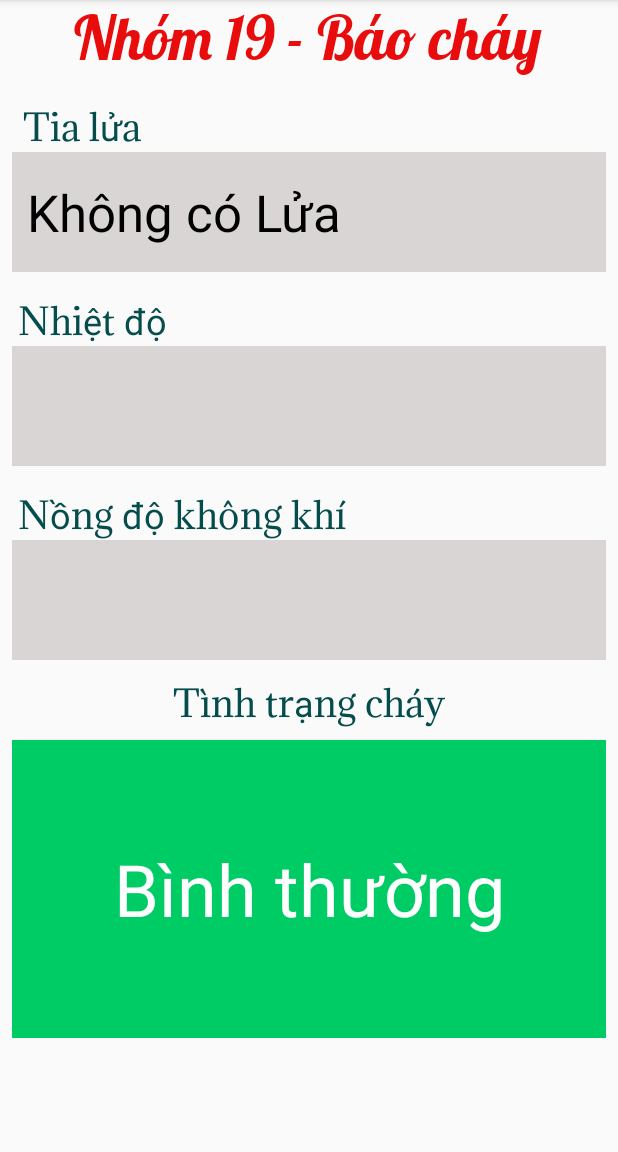
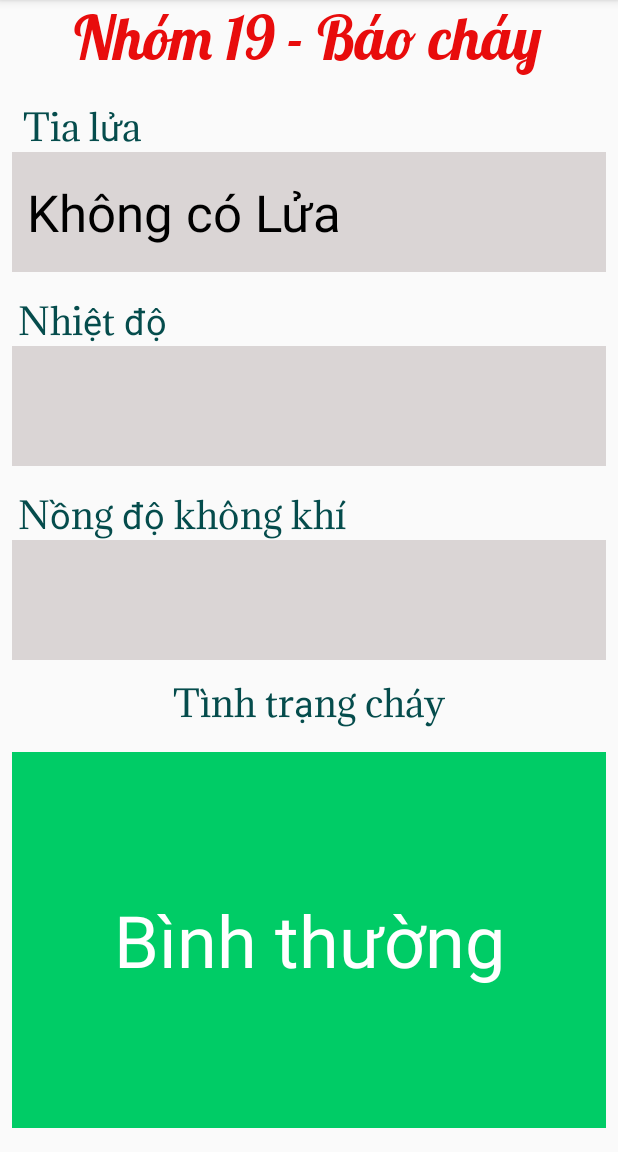
Before and after one commit to AnhTr14/FlameAlert, an Android app: the screen it shows after launch (MainActivity), on a phone screen of 412 x 824 dp, the part 84-1236 px from its top. Run offline under Robolectric (Android 15) with nearby library versions, the phone set to English and light mode, and no system bars; our stand-ins replace Firebase (no records; nobody signed in at launch, a user with empty details on screens opened directly); Roboto replaces fonts that are not available here; 4 statements that could not run were skipped.

Commit message:
Final-APP
Final

```diff
--- a/app/src/main/AndroidManifest.xml
+++ b/app/src/main/AndroidManifest.xml
@@ -3,6 +3,7 @@
     xmlns:tools="http://schemas.android.com/tools">
 
     <application
+        android:name=".Myapp"
         android:allowBackup="true"
         android:dataExtractionRules="@xml/data_extraction_rules"
         android:fullBackupContent="@xml/backup_rules"
@@ -23,7 +24,8 @@
 
             <meta-data
                 android:name="android.app.lib_name"
-                android:value="" />
+                android:value=""
+                />
         </activity>
         <meta-data
             android:name="preloaded_fonts"
--- a/app/src/main/java/com/example/baochay/MainActivity.java
+++ b/app/src/main/java/com/example/baochay/MainActivity.java
@@ -2,7 +2,11 @@ package com.example.baochay;
 
 import androidx.annotation.NonNull;
 import androidx.appcompat.app.AppCompatActivity;
+import androidx.core.app.NotificationCompat;
 
+import android.app.Notification;
+import android.app.NotificationManager;
+import android.content.Context;
 import android.graphics.Color;
 import android.os.Bundle;
 import android.view.View;
@@ -17,9 +21,8 @@ import com.google.firebase.database.ValueEventListener;
 
 public class MainActivity extends AppCompatActivity {
 
+    private static final int NOTIFICATION_ID =1 ;
     TextView tvNhietdo, tvNongdokk, tvTialua,tvTinhtrangchay;
-    Button btnTatchuong;
-    Float Chuong;
     @Override
     protected void onCreate(Bundle savedInstanceState) {
         super.onCreate(savedInstanceState);
@@ -28,7 +31,7 @@ public class MainActivity extends AppCompatActivity {
         tvNongdokk=(TextView) findViewById(R.id.tv_nongdokk);
         tvTialua=(TextView) findViewById(R.id.tv_tialua);
         tvTinhtrangchay=(TextView) findViewById(R.id.tv_tinhtrang);
-        btnTatchuong=(Button)findViewById(R.id.btn_chuong);
+
         //
         FirebaseDatabase firebaseDatabase = FirebaseDatabase.getInstance();
         DatabaseReference databaseReference = firebaseDatabase.getReference();
@@ -84,13 +87,12 @@ public class MainActivity extends AppCompatActivity {
                 Float tinhtrangchay = snapshot.getValue(Float.class);
                 if (tinhtrangchay==1) {
                     tvTinhtrangchay.setText("Báo cháy");
-                    btnTatchuong.setVisibility(View.VISIBLE);
                     tvTinhtrangchay.setBackgroundColor(Color.parseColor("#FF3333"));
+                    GuiThongBao();
 
                 }
                 else {
                     tvTinhtrangchay.setText("Bình thường");
-                    btnTatchuong.setVisibility(View.INVISIBLE);
                     tvTinhtrangchay.setBackgroundColor(Color.parseColor("#00CC66"));
 
                 }
@@ -100,6 +102,16 @@ public class MainActivity extends AppCompatActivity {
 
             }
         });
+    }
+    private void GuiThongBao(){
+        Notification notification = new NotificationCompat.Builder(this,Myapp.CHANNEL_ID)
+                .setContentTitle("Báo cháy")
+                .setContentText("Cảnh báo cháy")
+                .setSmallIcon(R.drawable.ic_fire)
+                .setColor(getResources().getColor(R.color.red))
+                .build();
+        NotificationManager notificationManager = (NotificationManager) getSystemService(Context.NOTIFICATION_SERVICE);
+        notificationManager.notify(NOTIFICATION_ID, notification);
 
     }
 }
--- /dev/null
+++ b/app/src/main/java/com/example/baochay/Myapp.java
@@ -0,0 +1,36 @@
+package com.example.baochay;
+
+import android.app.Application;
+import android.app.NotificationChannel;
+import android.app.NotificationManager;
+import android.os.Build;
+
+import com.example.baochay.R;
+
+public class Myapp extends Application {
+    public static final String CHANNEL_ID ="Mychannel" ;
+
+    @Override
+    public void onCreate() {
+        super.onCreate();
+        createNotificationChannel();
+
+    }
+    private void createNotificationChannel() {
+        // Create the NotificationChannel, but only on API 26+ because
+        // the NotificationChannel class is not in the Support Library.
+        if (Build.VERSION.SDK_INT >= Build.VERSION_CODES.O) {
+            CharSequence name = getString(R.string.channel_name);
+            String description = getString(R.string.channel_description);
+            int importance = NotificationManager.IMPORTANCE_DEFAULT;
+            NotificationChannel channel = new NotificationChannel(CHANNEL_ID, name, importance);
+            channel.setDescription(description);
+            // Register the channel with the system. You can't change the importance
+            // or other notification behaviors after this.
+            NotificationManager notificationManager = getSystemService(NotificationManager.class);
+            if(notificationManager!=null) {
+                notificationManager.createNotificationChannel(channel);
+            }
+        }
+    }
+}
--- /dev/null
+++ b/app/src/main/res/drawable/ic_fire.xml
@@ -0,0 +1,6 @@
+<vector android:height="24dp" android:tint="#000000"
+    android:viewportHeight="24" android:viewportWidth="24"
+    android:width="24dp" xmlns:android="http://schemas.android.com/apk/res/android">
+    <path android:fillColor="@android:color/white" android:pathData="M12,12.9l-2.13,2.09C9.31,15.55 9,16.28 9,17.06C9,18.68 10.35,20 12,20s3,-1.32 3,-2.94c0,-0.78 -0.31,-1.52 -0.87,-2.07L12,12.9z"/>
+    <path android:fillColor="@android:color/white" android:pathData="M16,6l-0.44,0.55C14.38,8.02 12,7.19 12,5.3V2c0,0 -8,4 -8,11c0,2.92 1.56,5.47 3.89,6.86C7.33,19.07 7,18.1 7,17.06c0,-1.32 0.52,-2.56 1.47,-3.5L12,10.1l3.53,3.47c0.95,0.93 1.47,2.17 1.47,3.5c0,1.02 -0.31,1.96 -0.85,2.75c1.89,-1.15 3.29,-3.06 3.71,-5.3C20.52,10.97 18.79,7.62 16,6z"/>
+</vector>
--- a/app/src/main/res/layout/activity_main.xml
+++ b/app/src/main/res/layout/activity_main.xml
@@ -129,36 +129,19 @@
         android:layout_width="0dp"
         android:layout_height="0dp"
         android:layout_marginStart="8dp"
-        android:layout_marginTop="8dp"
+        android:layout_marginTop="16dp"
         android:layout_marginEnd="8dp"
-        android:layout_marginBottom="8dp"
+        android:layout_marginBottom="16dp"
         android:background="#39CD48"
         android:gravity="center"
         android:textColor="@color/white"
         android:textColorLink="@color/white"
         android:textSize="48sp"
-        app:layout_constraintBottom_toTopOf="@+id/btn_chuong"
+        app:layout_constraintBottom_toBottomOf="parent"
         app:layout_constraintEnd_toEndOf="parent"
         app:layout_constraintHorizontal_bias="1.0"
         app:layout_constraintStart_toStartOf="parent"
         app:layout_constraintTop_toBottomOf="@+id/textView10" />
 
-    <Button
-        android:id="@+id/btn_chuong"
-        android:layout_width="wrap_content"
-        android:layout_height="wrap_content"
-        android:layout_marginVertical="20dp"
-        android:background="@drawable/btn_design_r50"
-        android:backgroundTint="@color/blue"
-        android:gravity="center"
-        android:paddingLeft="20dp"
-        android:paddingRight="20dp"
-        android:text="Tắt chuông"
-        android:textColor="@color/white"
-        android:textSize="24sp"
-        app:layout_constraintBottom_toBottomOf="parent"
-        app:layout_constraintEnd_toEndOf="parent"
-        app:layout_constraintStart_toStartOf="parent" />
-
 
 </androidx.constraintlayout.widget.ConstraintLayout>
--- a/app/src/main/res/values/strings.xml
+++ b/app/src/main/res/values/strings.xml
@@ -1,3 +1,5 @@
 <resources>
     <string name="app_name">Baochay</string>
+    <string name="channel_name">myChannel</string>
+    <string name="channel_description">This myChannel</string>
 </resources>
```
Also changed, not shown: app/src/main/java/com/example/baochay/Baochay.java (deleted, +0 -37 lines).
